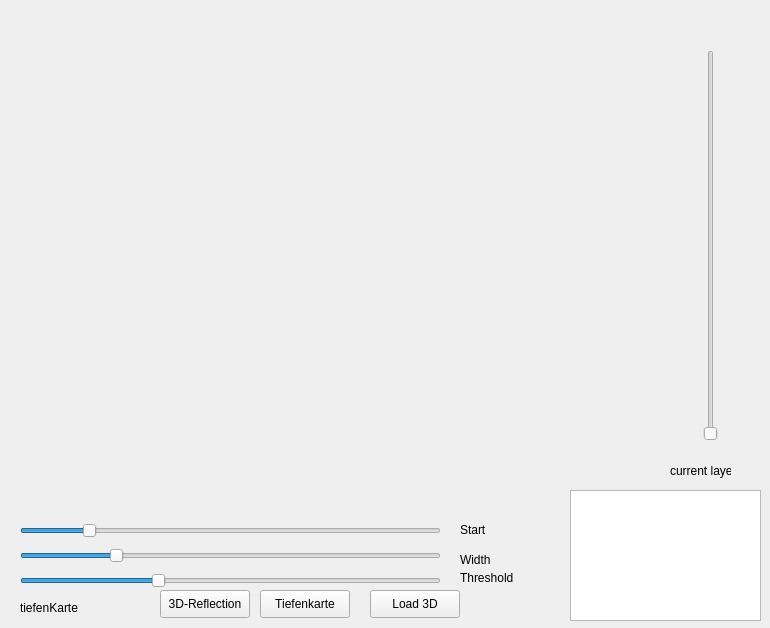
Before: the Qt Designer form app/imageloader.ui in danikhani/CTScan_MT, drawn with Qt 5.
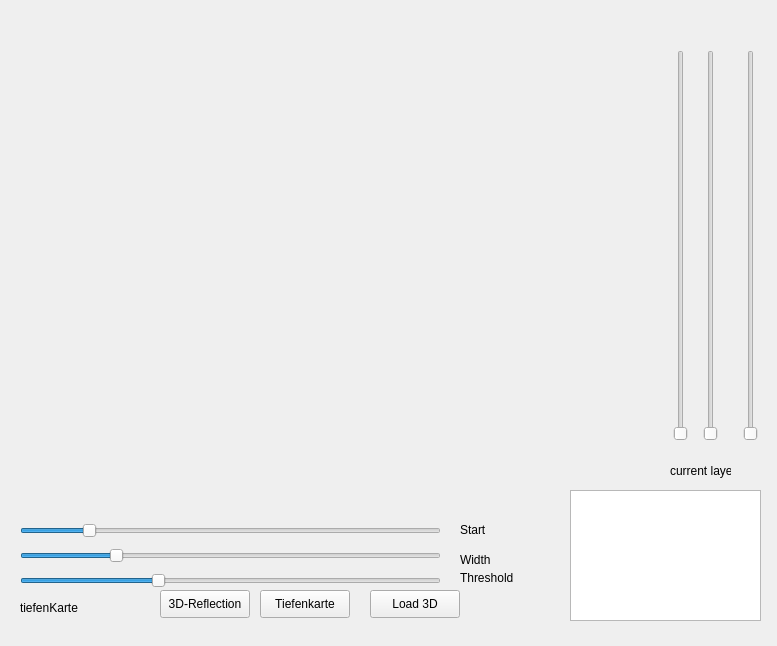
After: the same form once the commit is applied.

```diff
--- a/app/imageloader.ui
+++ b/app/imageloader.ui
@@ -6,8 +6,8 @@
    <rect>
     <x>0</x>
     <y>0</y>
-    <width>770</width>
-    <height>628</height>
+    <width>777</width>
+    <height>646</height>
    </rect>
   </property>
   <property name="windowTitle">
@@ -16,7 +16,7 @@
   <widget class="QSlider" name="slider_current_layer">
    <property name="geometry">
     <rect>
-     <x>700</x>
+     <x>670</x>
      <y>50</y>
      <width>22</width>
      <height>391</height>
@@ -231,6 +231,38 @@
     </rect>
    </property>
   </widget>
+  <widget class="QSlider" name="slider_point1_z">
+   <property name="geometry">
+    <rect>
+     <x>700</x>
+     <y>50</y>
+     <width>22</width>
+     <height>391</height>
+    </rect>
+   </property>
+   <property name="maximum">
+    <number>129</number>
+   </property>
+   <property name="orientation">
+    <enum>Qt::Vertical</enum>
+   </property>
+  </widget>
+  <widget class="QSlider" name="slider_point2_z">
+   <property name="geometry">
+    <rect>
+     <x>740</x>
+     <y>50</y>
+     <width>22</width>
+     <height>391</height>
+    </rect>
+   </property>
+   <property name="maximum">
+    <number>129</number>
+   </property>
+   <property name="orientation">
+    <enum>Qt::Vertical</enum>
+   </property>
+  </widget>
  </widget>
  <resources/>
  <connections/>
```
